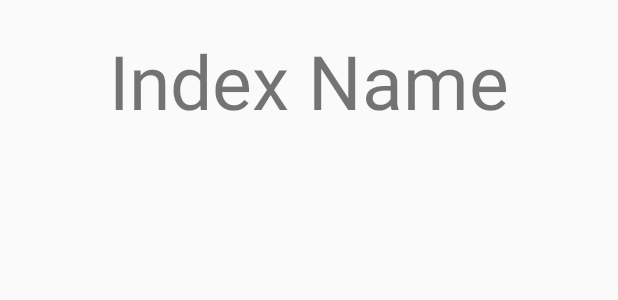
After one commit to cluelin/cuddly-palm-tree, an Android app: the layout activity_index.xml on its own in the app's theme, with its tools: preview values and no code run, on a phone screen of 412 x 824 dp. The commit adds this screen. Shown: the top 300 px of the screen. Run offline under Robolectric (Android 15) with nearby library versions, the phone set to English and light mode, and no system bars; network calls fail.

Commit message:
right before MainActivity Intent Activity.

```diff
--- a/app/src/main/AndroidManifest.xml
+++ b/app/src/main/AndroidManifest.xml
@@ -19,7 +19,8 @@
                 <category android:name="android.intent.category.LAUNCHER" />
             </intent-filter>
         </activity>
-        <activity android:name=".CatalogContents"></activity>
+        <activity android:name=".CatalogContents" />
+        <activity android:name=".IndexActivity"></activity>
     </application>
 
 </manifest>
--- /dev/null
+++ b/app/src/main/res/layout/activity_index.xml
@@ -0,0 +1,20 @@
+<?xml version="1.0" encoding="utf-8"?>
+<LinearLayout xmlns:android="http://schemas.android.com/apk/res/android"
+    xmlns:tools="http://schemas.android.com/tools"
+    android:id="@+id/activity_index"
+    android:layout_width="match_parent"
+    android:layout_height="match_parent"
+    android:orientation="vertical"
+    tools:context="com.purelink.cluelin.catalog.IndexActivity">
+
+    <TextView
+        android:layout_width="match_parent"
+        android:layout_height="wrap_content"
+        android:textSize="50dp"
+        android:layout_margin="20dp"
+        android:text="Index Name"
+        android:textAlignment="center"/>
+
+
+
+</LinearLayout>
--- a/app/src/main/res/layout/fragment_pdf_renderer_layout.xml
+++ b/app/src/main/res/layout/fragment_pdf_renderer_layout.xml
@@ -14,8 +14,7 @@
     xmlns:tools="http://schemas.android.com/tools"
     android:layout_width="match_parent"
     android:layout_height="match_parent"
-    android:orientation="vertical"
-    tools:context=".MainActivity$PlaceholderFragment">
+    android:orientation="vertical">
 
     <!--<ImageView
         android:id="@+id/image"
```
Also changed, not shown: app/src/main/java/com/purelink/cluelin/catalog/IndexActivity.java (added, +13 -0 lines).
